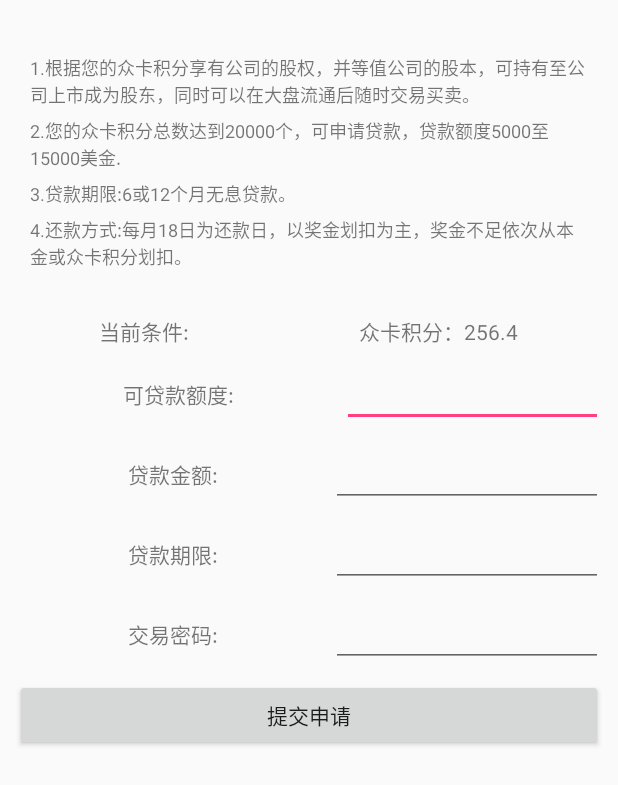
After one commit to btbDriver/PublicFinance, an Android app: the fragment CardAboutFragment shown on its own in the app's theme, on a phone screen of 412 x 824 dp. The commit adds this screen. Shown: the top 785 px of the screen. Run offline under Robolectric (Android 15) with nearby library versions, the phone set to English and light mode, and no system bars; libraries missing offline, so code that uses them is left out: com.hwangjr.rxbus, me.yokeyword.fragmentation.

Commit message:
添加众卡贷UI

```diff
--- /dev/null
+++ b/app/src/main/java/finance/drive/com/publicfinance/CardAboutFragment.kt
@@ -0,0 +1,21 @@
+package finance.drive.com.publicfinance
+
+import android.os.Bundle
+import android.view.LayoutInflater
+import android.view.View
+import android.view.ViewGroup
+import finance.drive.com.publicfinance.base.BaseFragment
+
+
+class CardAboutFragment : BaseFragment() {
+
+    override fun onCreateView(inflater: LayoutInflater?, container: ViewGroup?,
+                              savedInstanceState: Bundle?): View? {
+        return inflater!!.inflate(R.layout.fragment_card_about, container, false)
+    }
+
+}
+
+fun createCardAboutFragment() : CardAboutFragment {
+    return CardAboutFragment()
+}
--- /dev/null
+++ b/app/src/main/res/layout/fragment_card_about.xml
@@ -0,0 +1,188 @@
+<LinearLayout xmlns:android="http://schemas.android.com/apk/res/android"
+    xmlns:tools="http://schemas.android.com/tools"
+    android:layout_width="match_parent"
+    android:layout_height="match_parent"
+    android:orientation="vertical"
+    android:padding="10dp"
+    >
+
+    <LinearLayout
+        android:layout_width="match_parent"
+        android:layout_height="wrap_content"
+        android:orientation="vertical"
+        android:layout_marginTop="10dp"
+        android:padding="10dp"
+        >
+
+        <TextView
+            android:layout_width="wrap_content"
+            android:layout_height="wrap_content"
+            android:textSize="12sp"
+            android:text="1.根据您的众卡积分享有公司的股权，并等值公司的股本，可持有至公司上市成为股东，同时可以在大盘流通后随时交易买卖。"
+            android:layout_marginTop="6dp"
+            />
+
+        <TextView
+            android:layout_width="wrap_content"
+            android:layout_height="wrap_content"
+            android:textSize="12sp"
+            android:text="2.您的众卡积分总数达到20000个，可申请贷款，贷款额度5000至15000美金."
+            android:layout_marginTop="6dp"
+            />
+
+        <TextView
+            android:layout_width="wrap_content"
+            android:layout_height="wrap_content"
+            android:textSize="12sp"
+            android:text="3.贷款期限:6或12个月无息贷款。"
+            android:layout_marginTop="6dp"
+            />
+
+        <TextView
+            android:layout_width="wrap_content"
+            android:layout_height="wrap_content"
+            android:textSize="12sp"
+            android:text="4.还款方式:每月18日为还款日，以奖金划扣为主，奖金不足依次从本金或众卡积分划扣。"
+            android:layout_marginTop="6dp"
+            />
+
+    </LinearLayout>
+
+    <LinearLayout
+        android:layout_width="match_parent"
+        android:layout_height="wrap_content"
+        android:layout_marginTop="20dp"
+        android:orientation="vertical"
+        >
+
+        <LinearLayout
+            android:layout_width="match_parent"
+            android:layout_height="wrap_content">
+
+            <TextView
+                android:layout_width="wrap_content"
+                android:layout_height="wrap_content"
+                android:layout_weight="1"
+                android:gravity="center"
+                android:text="当前条件:"
+                />
+
+            <TextView
+                android:layout_width="wrap_content"
+                android:layout_height="wrap_content"
+                android:layout_weight="1"
+                android:text="众卡积分：256.4"
+                android:gravity="center"
+                />
+
+        </LinearLayout>
+
+        <LinearLayout
+            android:layout_width="match_parent"
+            android:layout_height="wrap_content"
+            android:layout_marginTop="8dp"
+            >
+
+            <TextView
+                android:layout_width="wrap_content"
+                android:layout_height="wrap_content"
+                android:text="可贷款额度:"
+                android:layout_weight="1"
+                android:gravity="center"
+                />
+
+            <EditText
+                android:layout_width="30dp"
+                android:layout_height="wrap_content"
+                android:layout_weight="1"
+                android:gravity="center"
+                />
+
+        </LinearLayout>
+
+        <LinearLayout
+            android:layout_width="match_parent"
+            android:layout_height="wrap_content"
+            android:layout_marginTop="8dp"
+            >
+
+            <TextView
+                android:layout_width="wrap_content"
+                android:layout_height="wrap_content"
+                android:text="贷款金额:"
+                android:layout_weight="1"
+                android:gravity="center"
+                />
+
+            <EditText
+                android:layout_width="30dp"
+                android:layout_height="wrap_content"
+                android:layout_weight="1"
+                android:gravity="center"
+                />
+
+        </LinearLayout>
+
+        <LinearLayout
+            android:layout_width="match_parent"
+            android:layout_height="wrap_content"
+            android:layout_marginTop="8dp"
+            >
+
+            <TextView
+                android:layout_width="wrap_content"
+                android:layout_height="wrap_content"
+                android:text="贷款期限:"
+                android:layout_weight="1"
+                android:gravity="center"
+                />
+
+            <EditText
+                android:layout_width="30dp"
+                android:layout_height="wrap_content"
+                android:layout_weight="1"
+                android:gravity="center"
+                />
+
+        </LinearLayout>
+
+        <LinearLayout
+            android:layout_width="match_parent"
+            android:layout_height="wrap_content"
+            android:layout_marginTop="8dp"
+            >
+
+            <TextView
+                android:layout_width="wrap_content"
+                android:layout_height="wrap_content"
+                android:text="交易密码:"
+                android:layout_weight="1"
+                android:gravity="center"
+                />
+
+            <EditText
+                android:layout_width="30dp"
+                android:layout_height="wrap_content"
+                android:layout_weight="1"
+                android:gravity="center"
+                />
+
+        </LinearLayout>
+
+        <LinearLayout
+            android:layout_width="match_parent"
+            android:layout_height="wrap_content"
+            android:layout_marginTop="8dp"
+            >
+
+            <Button
+                android:layout_width="match_parent"
+                android:layout_height="wrap_content"
+                android:text="提交申请"
+                />
+
+        </LinearLayout>
+
+    </LinearLayout>
+
+</LinearLayout>
```
Also changed, not shown: app/src/main/java/finance/drive/com/publicfinance/CardFragment.kt (+34 -0 lines), app/src/main/java/finance/drive/com/publicfinance/CardListFragment.kt (added, +50 -0 lines), app/src/main/res/layout/fragment_card.xml (+23 -6 lines), app/src/main/res/layout/fragment_card_item.xml (added, +68 -0 lines), app/src/main/res/layout/fragment_card_list.xml (added, +14 -0 lines).
